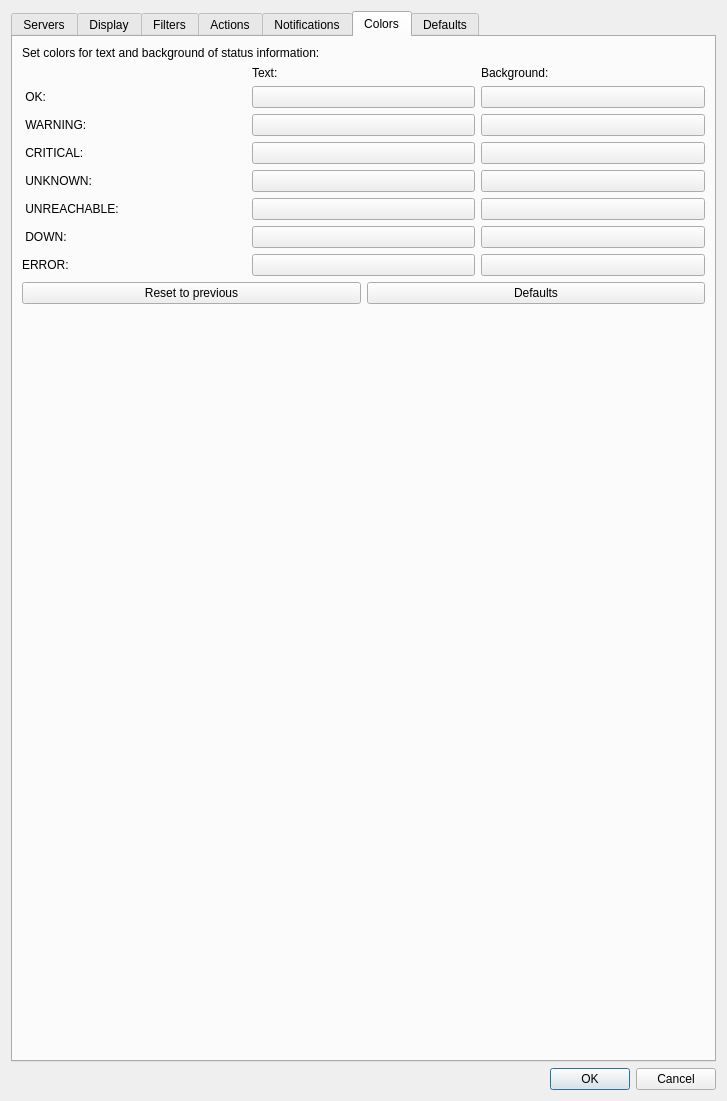
The window that Nagstamon/Nagstamon/QUI/settings_main.ui (HenriWahl/Nagstamon) describes before a commit, drawn with Qt 5.
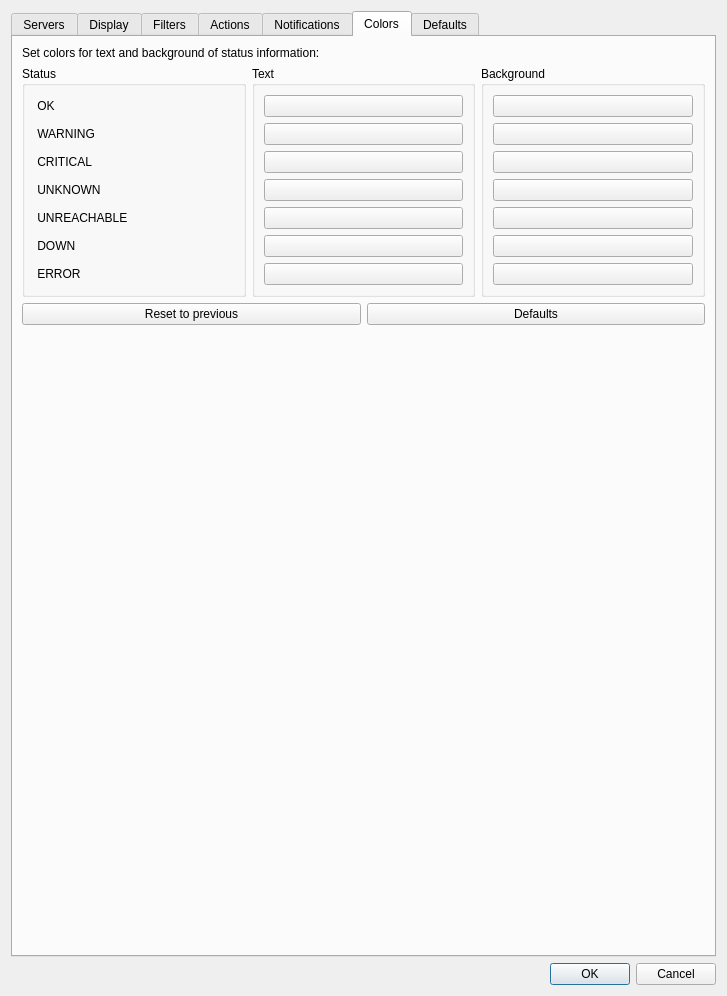
The same window after the commit. The open tabs and pages were chosen to show the change.

Commit message: flat and grouped color buttons

```diff
--- a/Nagstamon/Nagstamon/QUI/settings_main.ui
+++ b/Nagstamon/Nagstamon/QUI/settings_main.ui
@@ -8,7 +8,7 @@
     <x>0</x>
     <y>0</y>
     <width>727</width>
-    <height>1101</height>
+    <height>996</height>
    </rect>
   </property>
   <property name="sizePolicy">
@@ -1089,126 +1089,7 @@
        <string>Colors</string>
       </attribute>
       <layout class="QGridLayout" name="gridLayout_12">
-       <item row="5" column="0">
-        <widget class="QLabel" name="label_color_unknown">
-         <property name="text">
-          <string> UNKNOWN: </string>
-         </property>
-        </widget>
-       </item>
-       <item row="4" column="0">
-        <widget class="QLabel" name="label_color_critical">
-         <property name="text">
-          <string> CRITICAL: </string>
-         </property>
-        </widget>
-       </item>
-       <item row="6" column="2">
-        <widget class="QPushButton" name="input_button_color_unreachable_background">
-         <property name="text">
-          <string/>
-         </property>
-        </widget>
-       </item>
-       <item row="5" column="2">
-        <widget class="QPushButton" name="input_button_color_unknown_background">
-         <property name="text">
-          <string/>
-         </property>
-        </widget>
-       </item>
-       <item row="8" column="1">
-        <widget class="QPushButton" name="input_button_color_error_text">
-         <property name="text">
-          <string/>
-         </property>
-        </widget>
-       </item>
-       <item row="5" column="1">
-        <widget class="QPushButton" name="input_button_color_unknown_text">
-         <property name="text">
-          <string/>
-         </property>
-        </widget>
-       </item>
-       <item row="1" column="2">
-        <widget class="QLabel" name="label_table_background">
-         <property name="text">
-          <string>Background:</string>
-         </property>
-        </widget>
-       </item>
-       <item row="1" column="1">
-        <widget class="QLabel" name="label_table_text">
-         <property name="text">
-          <string>Text:</string>
-         </property>
-        </widget>
-       </item>
-       <item row="3" column="2">
-        <widget class="QPushButton" name="input_button_color_warning_background">
-         <property name="text">
-          <string/>
-         </property>
-        </widget>
-       </item>
-       <item row="3" column="0">
-        <widget class="QLabel" name="label_color_warning">
-         <property name="text">
-          <string> WARNING: </string>
-         </property>
-        </widget>
-       </item>
-       <item row="7" column="2">
-        <widget class="QPushButton" name="input_button_color_down_background">
-         <property name="text">
-          <string/>
-         </property>
-        </widget>
-       </item>
-       <item row="8" column="0">
-        <widget class="QLabel" name="label_color_error">
-         <property name="text">
-          <string>ERROR:</string>
-         </property>
-        </widget>
-       </item>
-       <item row="4" column="2">
-        <widget class="QPushButton" name="input_button_color_critical_background">
-         <property name="text">
-          <string/>
-         </property>
-        </widget>
-       </item>
-       <item row="2" column="1">
-        <widget class="QPushButton" name="input_button_color_ok_text">
-         <property name="text">
-          <string/>
-         </property>
-        </widget>
-       </item>
-       <item row="6" column="0">
-        <widget class="QLabel" name="label_color_unreachable">
-         <property name="text">
-          <string> UNREACHABLE: </string>
-         </property>
-        </widget>
-       </item>
-       <item row="7" column="0">
-        <widget class="QLabel" name="label_color_down">
-         <property name="text">
-          <string> DOWN: </string>
-         </property>
-        </widget>
-       </item>
-       <item row="2" column="0">
-        <widget class="QLabel" name="label_color_ok">
-         <property name="text">
-          <string> OK: </string>
-         </property>
-        </widget>
-       </item>
-       <item row="10" column="1">
+       <item row="12" column="1">
         <spacer name="verticalSpacer_3">
          <property name="orientation">
           <enum>Qt::Vertical</enum>
@@ -1221,41 +1102,6 @@
          </property>
         </spacer>
        </item>
-       <item row="7" column="1">
-        <widget class="QPushButton" name="input_button_color_down_text">
-         <property name="text">
-          <string/>
-         </property>
-        </widget>
-       </item>
-       <item row="3" column="1">
-        <widget class="QPushButton" name="input_button_color_warning_text">
-         <property name="text">
-          <string/>
-         </property>
-        </widget>
-       </item>
-       <item row="6" column="1">
-        <widget class="QPushButton" name="input_button_color_unreachable_text">
-         <property name="text">
-          <string/>
-         </property>
-        </widget>
-       </item>
-       <item row="8" column="2">
-        <widget class="QPushButton" name="input_button_color_error_background">
-         <property name="text">
-          <string/>
-         </property>
-        </widget>
-       </item>
-       <item row="4" column="1">
-        <widget class="QPushButton" name="input_button_color_critical_text">
-         <property name="text">
-          <string/>
-         </property>
-        </widget>
-       </item>
        <item row="0" column="0" colspan="3">
         <widget class="QLabel" name="label_colors">
          <property name="text">
@@ -1263,7 +1109,7 @@
          </property>
         </widget>
        </item>
-       <item row="9" column="0" colspan="3">
+       <item row="10" column="0" colspan="3">
         <layout class="QHBoxLayout" name="horizontalLayout_12">
          <item>
           <widget class="QPushButton" name="button_colors_reset">
@@ -1281,11 +1127,178 @@
          </item>
         </layout>
        </item>
-       <item row="2" column="2">
-        <widget class="QPushButton" name="input_button_color_ok_background">
-         <property name="text">
-          <string/>
+       <item row="1" column="0" rowspan="8">
+        <widget class="QGroupBox" name="states_groupbox">
+         <property name="title">
+          <string>Status</string>
          </property>
+         <layout class="QVBoxLayout" name="verticalLayout_11">
+          <item>
+           <widget class="QLabel" name="label_color_ok">
+            <property name="text">
+             <string> OK </string>
+            </property>
+           </widget>
+          </item>
+          <item>
+           <widget class="QLabel" name="label_color_warning">
+            <property name="text">
+             <string> WARNING </string>
+            </property>
+           </widget>
+          </item>
+          <item>
+           <widget class="QLabel" name="label_color_critical">
+            <property name="text">
+             <string> CRITICAL </string>
+            </property>
+           </widget>
+          </item>
+          <item>
+           <widget class="QLabel" name="label_color_unknown">
+            <property name="text">
+             <string> UNKNOWN </string>
+            </property>
+           </widget>
+          </item>
+          <item>
+           <widget class="QLabel" name="label_color_unreachable">
+            <property name="text">
+             <string> UNREACHABLE </string>
+            </property>
+           </widget>
+          </item>
+          <item>
+           <widget class="QLabel" name="label_color_down">
+            <property name="text">
+             <string> DOWN </string>
+            </property>
+           </widget>
+          </item>
+          <item>
+           <widget class="QLabel" name="label_color_error">
+            <property name="text">
+             <string> ERROR </string>
+            </property>
+           </widget>
+          </item>
+         </layout>
+        </widget>
+       </item>
+       <item row="1" column="1" rowspan="8">
+        <widget class="QGroupBox" name="text_groupbox">
+         <property name="title">
+          <string>Text</string>
+         </property>
+         <layout class="QVBoxLayout" name="verticalLayout_8">
+          <item>
+           <widget class="QPushButton" name="input_button_color_ok_text">
+            <property name="text">
+             <string/>
+            </property>
+           </widget>
+          </item>
+          <item>
+           <widget class="QPushButton" name="input_button_color_warning_text">
+            <property name="text">
+             <string/>
+            </property>
+           </widget>
+          </item>
+          <item>
+           <widget class="QPushButton" name="input_button_color_critical_text">
+            <property name="text">
+             <string/>
+            </property>
+           </widget>
+          </item>
+          <item>
+           <widget class="QPushButton" name="input_button_color_unknown_text">
+            <property name="text">
+             <string/>
+            </property>
+           </widget>
+          </item>
+          <item>
+           <widget class="QPushButton" name="input_button_color_unreachable_text">
+            <property name="text">
+             <string/>
+            </property>
+           </widget>
+          </item>
+          <item>
+           <widget class="QPushButton" name="input_button_color_down_text">
+            <property name="text">
+             <string/>
+            </property>
+           </widget>
+          </item>
+          <item>
+           <widget class="QPushButton" name="input_button_color_error_text">
+            <property name="text">
+             <string/>
+            </property>
+           </widget>
+          </item>
+         </layout>
+        </widget>
+       </item>
+       <item row="1" column="2" rowspan="8">
+        <widget class="QGroupBox" name="background_groupbox">
+         <property name="title">
+          <string>Background</string>
+         </property>
+         <layout class="QVBoxLayout" name="verticalLayout_12">
+          <item>
+           <widget class="QPushButton" name="input_button_color_ok_background">
+            <property name="text">
+             <string/>
+            </property>
+           </widget>
+          </item>
+          <item>
+           <widget class="QPushButton" name="input_button_color_warning_background">
+            <property name="text">
+             <string/>
+            </property>
+           </widget>
+          </item>
+          <item>
+           <widget class="QPushButton" name="input_button_color_critical_background">
+            <property name="text">
+             <string/>
+            </property>
+           </widget>
+          </item>
+          <item>
+           <widget class="QPushButton" name="input_button_color_unknown_background">
+            <property name="text">
+             <string/>
+            </property>
+           </widget>
+          </item>
+          <item>
+           <widget class="QPushButton" name="input_button_color_unreachable_background">
+            <property name="text">
+             <string/>
+            </property>
+           </widget>
+          </item>
+          <item>
+           <widget class="QPushButton" name="input_button_color_down_background">
+            <property name="text">
+             <string/>
+            </property>
+           </widget>
+          </item>
+          <item>
+           <widget class="QPushButton" name="input_button_color_error_background">
+            <property name="text">
+             <string/>
+            </property>
+           </widget>
+          </item>
+         </layout>
         </widget>
        </item>
       </layout>
```
Left out of the diff: 16 changed lines with no effect on the pictures. The commit also changes 3 other files.
